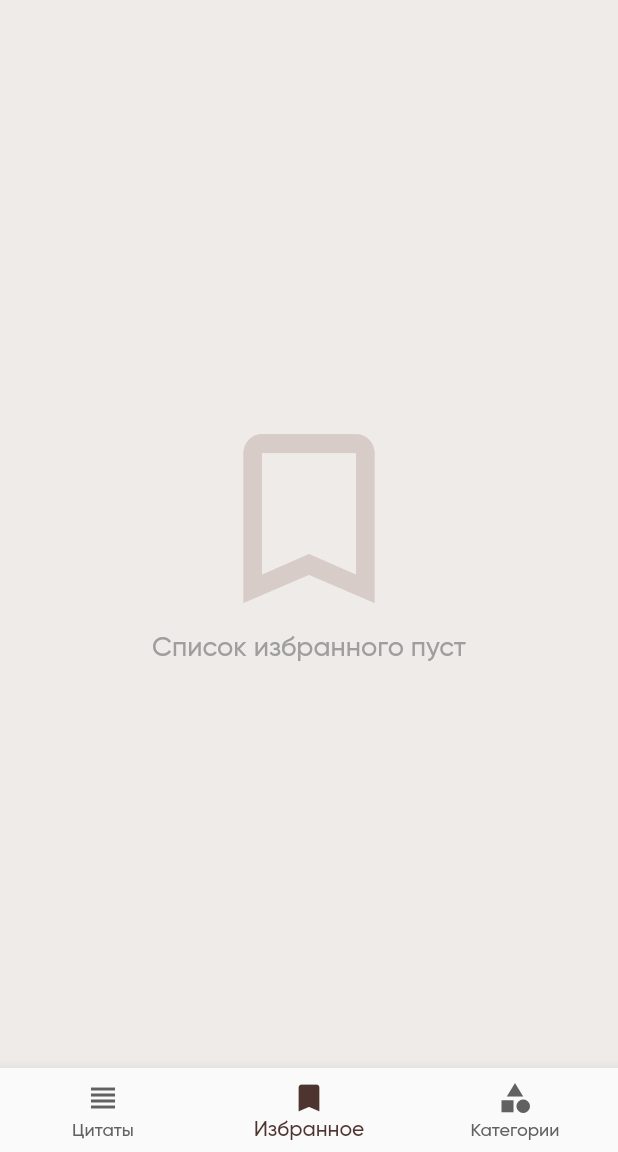
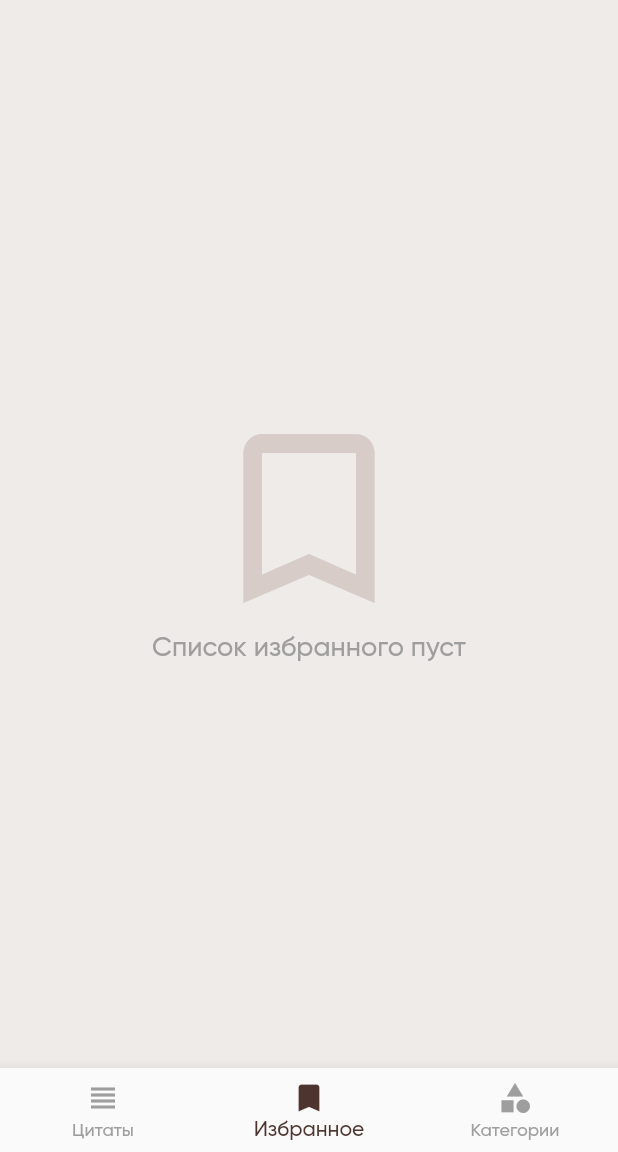
Before and after one commit to JMApps/gems_tarifi, a Flutter app: the screen it shows after launch, item 2 of the bottom bar chosen, on a phone screen of 412 x 824 dp, the part 84-1236 px from its top. Run offline on Flutter 3.47's test engine with Material 2 defaults, Android fonts, the phone set to English and light mode, and no system bars; our stand-ins replace flutter_html, scrollable_positioned_list, share, sqflite; missing offline and left inert: clipboard; accounts and stored records are empty.

```diff
--- a/lib/pages/main_page.dart
+++ b/lib/pages/main_page.dart
@@ -17,7 +17,10 @@ class MainPage extends StatelessWidget {
   @override
   Widget build(BuildContext context) {
     return Scaffold(
-      body: _mainPages[context.watch<BottomNavigationState>().getSelectedIndex],
+      body: AnimatedSwitcher(
+        duration: const Duration(milliseconds: 250),
+        child: _mainPages[context.watch<BottomNavigationState>().getSelectedIndex],
+      ),
       bottomNavigationBar: BottomNavigationBar(
         items: const [
           BottomNavigationBarItem(
@@ -34,7 +37,7 @@ class MainPage extends StatelessWidget {
           ),
         ],
         selectedItemColor: Colors.brown[800],
-        unselectedItemColor: Colors.grey[700],
+        unselectedItemColor: Colors.grey,
         currentIndex: context.watch<BottomNavigationState>().getSelectedIndex,
         onTap: context.read<BottomNavigationState>().updateSelectedIndex,
       ),
```
